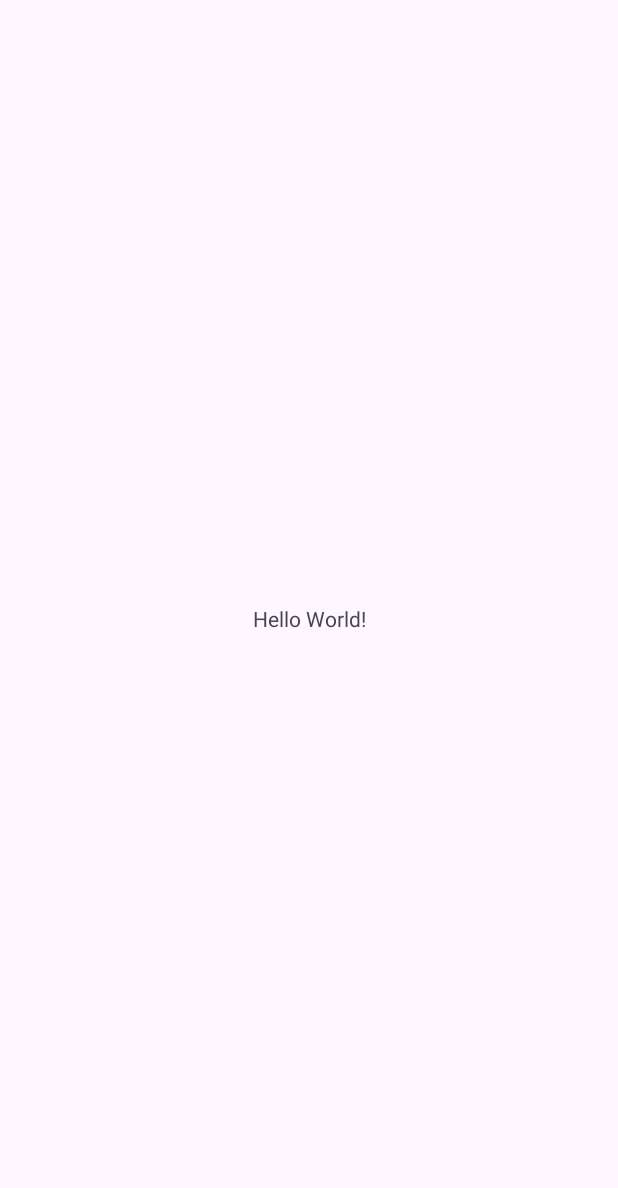
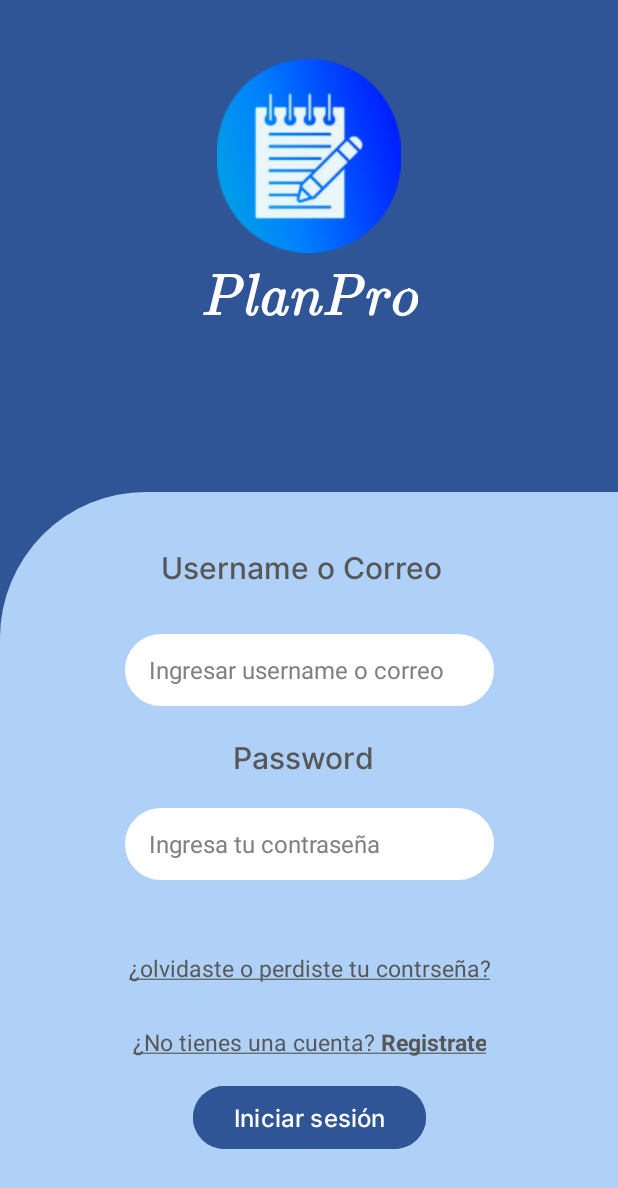
Before and after one commit to fredyslaverdem/PlanProPropio, an Android app: the screen it shows after launch (MainActivity before the commit, LoginActivity after it), on a phone screen of 412 x 824 dp. Before the commit the part shown is almost empty. Shown: the top 1188 px of the screen. Run offline under Robolectric (Android 15) with nearby library versions, the phone set to English and light mode, and no system bars.

Commit message:
Vistas login y recuperar

```diff
--- /dev/null
+++ b/app/src/main/java/com/utadeo/planpropropio/CargaActivity.kt
@@ -0,0 +1,20 @@
+package com.utadeo.planpropropio
+
+import android.content.Intent
+import android.os.Bundle
+import android.os.Handler
+import androidx.appcompat.app.AppCompatActivity
+
+class CargaActivity : AppCompatActivity() {
+    override fun onCreate(savedInstanceState: Bundle?) {
+        super.onCreate(savedInstanceState)
+        setContentView(R.layout.activity_carga)
+
+        // Configura un retraso de 3 segundos antes de ir a LoginActivity
+        Handler().postDelayed({
+            val intent = Intent(this, LoginActivity::class.java)
+            startActivity(intent)
+            finish()
+        }, 1500)
+    }
+}
--- /dev/null
+++ b/app/src/main/java/com/utadeo/planpropropio/LoginActivity.kt
@@ -0,0 +1,43 @@
+package com.utadeo.planpropropio
+
+import android.content.Intent
+import android.graphics.Typeface
+import android.os.Bundle
+import android.text.Spannable
+import android.text.SpannableString
+import android.text.style.StyleSpan
+import android.text.style.UnderlineSpan
+import android.widget.TextView
+import androidx.activity.enableEdgeToEdge
+import androidx.appcompat.app.AppCompatActivity
+
+class LoginActivity : AppCompatActivity() {
+    override fun onCreate(savedInstanceState: Bundle?) {
+        super.onCreate(savedInstanceState)
+        enableEdgeToEdge()
+        setContentView(R.layout.activity_login)
+
+        val textViewOlvidaste = findViewById<TextView>(R.id.textViewOlvidastePerdisteLogin)
+
+        val spannableStringOlvidaste = SpannableString(getString(R.string.olvidastetucontraseña))
+        spannableStringOlvidaste.setSpan(UnderlineSpan(),0, spannableStringOlvidaste.length, 0)
+        textViewOlvidaste.text = spannableStringOlvidaste
+
+        val textViewRegistro = findViewById<TextView>(R.id.textViewRegistroLogin)
+
+        val textoCompleto = "¿No tienes una cuenta? Registrate"
+        val spannableStringRegistro = SpannableString(textoCompleto)
+
+        val start = textoCompleto.indexOf("Registrate")
+        val end = start + "Registrate".length
+        spannableStringRegistro.setSpan(StyleSpan(Typeface.BOLD), start, end, Spannable.SPAN_EXCLUSIVE_EXCLUSIVE)
+        spannableStringRegistro.setSpan(UnderlineSpan(),0, spannableStringRegistro.length, 0)
+
+        textViewRegistro.text = spannableStringRegistro
+
+        textViewOlvidaste.setOnClickListener {
+            val intent = Intent(this, RecuperarActivity::class.java)
+            startActivity(intent)
+        }
+    }
+}
--- a/app/src/main/java/com/utadeo/planpropropio/MainActivity.kt
+++ /dev/null
@@ -1,20 +0,0 @@
-package com.utadeo.planpropropio
-
-import android.os.Bundle
-import androidx.activity.enableEdgeToEdge
-import androidx.appcompat.app.AppCompatActivity
-import androidx.core.view.ViewCompat
-import androidx.core.view.WindowInsetsCompat
-
-class MainActivity : AppCompatActivity() {
-    override fun onCreate(savedInstanceState: Bundle?) {
-        super.onCreate(savedInstanceState)
-        enableEdgeToEdge()
-        setContentView(R.layout.activity_main)
-        ViewCompat.setOnApplyWindowInsetsListener(findViewById(R.id.main)) { v, insets ->
-            val systemBars = insets.getInsets(WindowInsetsCompat.Type.systemBars())
-            v.setPadding(systemBars.left, systemBars.top, systemBars.right, systemBars.bottom)
-            insets
-        }
-    }
-}
--- /dev/null
+++ b/app/src/main/res/drawable/rounded_edittext.xml
@@ -0,0 +1,6 @@
+<!-- res/drawable/rounded_edittext_background.xml -->
+<shape xmlns:android="http://schemas.android.com/apk/res/android">
+    <solid android:color="#FFFFFF" />
+    <corners android:radius="155dp" />
+    <stroke android:width="1dp" android:color="#FFFFFF" />
+</shape>
--- /dev/null
+++ b/app/src/main/res/drawable/rounded_rectangle.xml
@@ -0,0 +1,6 @@
+<?xml version="1.0" encoding="utf-8"?>
+<shape xmlns:android="http://schemas.android.com/apk/res/android">
+    <solid android:color="#AFD1F8" />
+
+    <corners android:topLeftRadius="97dp" />
+</shape>
--- /dev/null
+++ b/app/src/main/res/layout-land/activity_login.xml
@@ -0,0 +1,168 @@
+<?xml version="1.0" encoding="utf-8"?>
+<androidx.constraintlayout.widget.ConstraintLayout xmlns:android="http://schemas.android.com/apk/res/android"
+    xmlns:app="http://schemas.android.com/apk/res-auto"
+    xmlns:tools="http://schemas.android.com/tools"
+    android:id="@+id/main"
+    android:layout_width="match_parent"
+    android:layout_height="match_parent"
+    android:background="#2F5596"
+    tools:context=".LoginActivity">
+
+    <ImageView
+        android:id="@+id/imageViewLogoLogin"
+        android:layout_width="137dp"
+        android:layout_height="109dp"
+        android:layout_marginTop="16dp"
+        android:contentDescription="@string/Logo"
+        android:src="@drawable/bloc_notes_2__1_"
+        app:layout_constraintEnd_toEndOf="parent"
+        app:layout_constraintHorizontal_bias="0.026"
+        app:layout_constraintStart_toStartOf="parent"
+        app:layout_constraintTop_toTopOf="parent" />
+
+    <TextView
+        android:id="@+id/textViewPlanProLogin"
+        android:layout_width="wrap_content"
+        android:layout_height="wrap_content"
+        android:layout_marginStart="18dp"
+        android:layout_marginEnd="416dp"
+        android:layout_marginBottom="37dp"
+        android:fontFamily="@font/jsmath_cmti10"
+        android:text="@string/planpro"
+        android:textColor="#FFFFFF"
+        android:textSize="40sp"
+        app:layout_constraintBottom_toTopOf="@+id/viewRectanguloLogin"
+        app:layout_constraintEnd_toEndOf="parent"
+        app:layout_constraintStart_toEndOf="@+id/imageViewLogoLogin"
+        app:layout_constraintTop_toTopOf="parent"
+        app:layout_constraintVertical_bias="0.854" />
+
+    <View
+        android:id="@+id/viewRectanguloLogin"
+        android:layout_width="match_parent"
+        android:layout_height="285dp"
+        android:background="@drawable/rounded_rectangle"
+        app:layout_constraintBottom_toBottomOf="parent"
+        app:layout_constraintStart_toStartOf="parent"
+        app:layout_constraintTop_toTopOf="parent"
+        app:layout_constraintVertical_bias="0.992" />
+
+    <TextView
+        android:id="@+id/textViewUsernameOcorreo"
+        android:layout_width="wrap_content"
+        android:layout_height="wrap_content"
+        android:fontFamily="@font/inter_medium"
+        android:text="@string/usernameocorreo"
+        android:textColor="#575757"
+        android:textSize="20sp"
+        app:layout_constraintBottom_toTopOf="@+id/editTextUserCorreoLogin"
+        app:layout_constraintEnd_toEndOf="parent"
+        app:layout_constraintHorizontal_bias="0.215"
+        app:layout_constraintStart_toStartOf="parent"
+        app:layout_constraintTop_toTopOf="@+id/viewRectanguloLogin"
+        app:layout_constraintVertical_bias="0.415" />
+
+    <EditText
+        android:id="@+id/editTextUserCorreoLogin"
+        android:layout_width="246dp"
+        android:layout_height="48dp"
+        android:background="@drawable/rounded_edittext"
+        android:hint="@string/ingresaruserocorreo"
+        android:inputType="text"
+        android:paddingStart="16dp"
+        android:paddingTop="10dp"
+        android:paddingEnd="16dp"
+        android:paddingBottom="10dp"
+        android:textColor="#000000"
+        android:textColorHint="#808080"
+        android:textSize="16sp"
+        app:layout_constraintBottom_toBottomOf="parent"
+        app:layout_constraintEnd_toEndOf="parent"
+        app:layout_constraintHorizontal_bias="0.2"
+        app:layout_constraintStart_toStartOf="parent"
+        app:layout_constraintTop_toTopOf="@+id/viewRectanguloLogin"
+        app:layout_constraintVertical_bias="0.302" />
+
+    <TextView
+        android:id="@+id/textViewPasswordLogin"
+        android:layout_width="wrap_content"
+        android:layout_height="wrap_content"
+        android:fontFamily="@font/inter_medium"
+        android:text="@string/password"
+        android:textColor="#575757"
+        android:textSize="20sp"
+        app:layout_constraintBottom_toTopOf="@+id/editTextPassword"
+        app:layout_constraintEnd_toEndOf="parent"
+        app:layout_constraintHorizontal_bias="0.743"
+        app:layout_constraintStart_toStartOf="parent"
+        app:layout_constraintTop_toTopOf="@+id/viewRectanguloLogin"
+        app:layout_constraintVertical_bias="0.509" />
+
+    <EditText
+        android:id="@+id/editTextPassword"
+        android:layout_width="246dp"
+        android:layout_height="48dp"
+        android:autofillHints="Password"
+        android:background="@drawable/rounded_edittext"
+        android:hint="@string/ingresa_tu_contraseña"
+        android:inputType="textPassword"
+        android:paddingStart="16dp"
+        android:paddingTop="10dp"
+        android:paddingEnd="16dp"
+        android:paddingBottom="10dp"
+        android:textColor="#000000"
+        android:textColorHint="#808080"
+        android:textSize="16sp"
+        app:layout_constraintBottom_toBottomOf="parent"
+        app:layout_constraintEnd_toEndOf="parent"
+        app:layout_constraintHorizontal_bias="0.8"
+        app:layout_constraintStart_toStartOf="parent"
+        app:layout_constraintTop_toTopOf="@+id/viewRectanguloLogin"
+        app:layout_constraintVertical_bias="0.302" />
+
+    <Button
+        android:id="@+id/buttonIniciarSesionLogin"
+        android:layout_width="155dp"
+        android:layout_height="50dp"
+        android:backgroundTint="#2F5596"
+        android:fontFamily="@font/inter_medium"
+        android:text="@string/iniciarsesion"
+        android:textColor="#FFFFFF"
+        android:textSize="16sp"
+        app:layout_constraintBottom_toBottomOf="@+id/viewRectanguloLogin"
+        app:layout_constraintEnd_toEndOf="@+id/viewRectanguloLogin"
+        app:layout_constraintStart_toStartOf="@+id/viewRectanguloLogin"
+        app:layout_constraintTop_toTopOf="@+id/viewRectanguloLogin" />
+
+    <TextView
+        android:id="@+id/textViewOlvidastePerdisteLogin"
+        android:layout_width="wrap_content"
+        android:layout_height="48dp"
+        android:clickable="true"
+        android:focusable="true"
+        android:gravity="center"
+        android:text="@string/olvidastetucontraseña"
+        android:textColor="#575757"
+        android:textSize="15sp"
+        app:layout_constraintBottom_toBottomOf="@+id/viewRectanguloLogin"
+        app:layout_constraintEnd_toEndOf="parent"
+        app:layout_constraintStart_toStartOf="parent"
+        app:layout_constraintTop_toBottomOf="@+id/buttonIniciarSesionLogin"
+        app:layout_constraintVertical_bias="0.0" />
+
+    <TextView
+        android:id="@+id/textViewRegistroLogin"
+        android:layout_width="wrap_content"
+        android:layout_height="48dp"
+        android:layout_marginTop="4dp"
+        android:clickable="true"
+        android:focusable="true"
+        android:gravity="center"
+        android:textColor="#575757"
+        android:textSize="15sp"
+        app:layout_constraintBottom_toBottomOf="@+id/viewRectanguloLogin"
+        app:layout_constraintEnd_toEndOf="@+id/viewRectanguloLogin"
+        app:layout_constraintStart_toStartOf="@+id/viewRectanguloLogin"
+        app:layout_constraintTop_toBottomOf="@+id/textViewOlvidastePerdisteLogin" />
+
+</androidx.constraintlayout.widget.ConstraintLayout>
--- /dev/null
+++ b/app/src/main/res/layout-land/activity_recuperar.xml
@@ -0,0 +1,6 @@
+<?xml version="1.0" encoding="utf-8"?>
+<androidx.constraintlayout.widget.ConstraintLayout xmlns:android="http://schemas.android.com/apk/res/android"
+    android:layout_width="match_parent"
+    android:layout_height="match_parent">
+
+</androidx.constraintlayout.widget.ConstraintLayout>
--- /dev/null
+++ b/app/src/main/res/layout/activity_login.xml
@@ -0,0 +1,164 @@
+<?xml version="1.0" encoding="utf-8"?>
+<androidx.constraintlayout.widget.ConstraintLayout xmlns:android="http://schemas.android.com/apk/res/android"
+    xmlns:app="http://schemas.android.com/apk/res-auto"
+    xmlns:tools="http://schemas.android.com/tools"
+    android:id="@+id/main"
+    android:layout_width="match_parent"
+    android:layout_height="match_parent"
+    android:background="#2F5596"
+    tools:context=".LoginActivity">
+
+
+    <ImageView
+        android:id="@+id/imageViewLogoLogin"
+        android:layout_width="137dp"
+        android:layout_height="129dp"
+        android:layout_marginTop="39dp"
+        android:contentDescription="@string/Logo"
+        android:src="@drawable/bloc_notes_2__1_"
+        app:layout_constraintEnd_toEndOf="parent"
+        app:layout_constraintStart_toStartOf="parent"
+        app:layout_constraintTop_toTopOf="parent" />
+
+    <TextView
+        android:id="@+id/textViewPlanProLogin"
+        android:layout_width="wrap_content"
+        android:layout_height="wrap_content"
+        android:layout_marginTop="179dp"
+        android:fontFamily="@font/jsmath_cmti10"
+        android:text="@string/planpro"
+        android:textColor="#FFFFFF"
+        android:textSize="40sp"
+        app:layout_constraintEnd_toEndOf="parent"
+        app:layout_constraintStart_toStartOf="parent"
+        app:layout_constraintTop_toTopOf="parent" />
+
+    <View
+        android:id="@+id/viewRectanguloLogin"
+        android:layout_width="match_parent"
+        android:layout_height="496dp"
+        android:background="@drawable/rounded_rectangle"
+        app:layout_constraintBottom_toBottomOf="parent"
+        app:layout_constraintStart_toStartOf="parent"
+        app:layout_constraintTop_toTopOf="parent"
+        app:layout_constraintVertical_bias="1.0" />
+
+    <TextView
+        android:id="@+id/textViewUsernameOcorreo"
+        android:layout_width="198dp"
+        android:layout_height="31dp"
+        android:fontFamily="@font/inter_medium"
+        android:text="@string/usernameocorreo"
+        android:textColor="#575757"
+        android:textSize="20sp"
+        app:layout_constraintBottom_toBottomOf="parent"
+        app:layout_constraintEnd_toEndOf="parent"
+        app:layout_constraintStart_toStartOf="parent"
+        app:layout_constraintTop_toTopOf="@+id/viewRectanguloLogin"
+        app:layout_constraintVertical_bias="0.077" />
+
+    <EditText
+        android:id="@+id/editTextUserCorreoLogin"
+        android:layout_width="246dp"
+        android:layout_height="48dp"
+        android:autofillHints="example@email.com"
+        android:background="@drawable/rounded_edittext"
+        android:hint="@string/ingresaruserocorreo"
+        android:inputType="text"
+        android:paddingStart="16dp"
+        android:paddingTop="10dp"
+        android:paddingEnd="16dp"
+        android:paddingBottom="10dp"
+        android:textColor="#000000"
+        android:textColorHint="#808080"
+        android:textSize="16sp"
+        app:layout_constraintBottom_toBottomOf="parent"
+        app:layout_constraintEnd_toEndOf="parent"
+        app:layout_constraintStart_toStartOf="parent"
+        app:layout_constraintTop_toTopOf="@+id/viewRectanguloLogin"
+        app:layout_constraintVertical_bias="0.211" />
+
+
+    <EditText
+        android:id="@+id/editTextPassword"
+        android:layout_width="246dp"
+        android:layout_height="48dp"
+        android:autofillHints="Password"
+        android:background="@drawable/rounded_edittext"
+        android:hint="@string/ingresa_tu_contraseña"
+        android:importantForAccessibility="yes"
+        android:inputType="textPassword"
+        android:paddingStart="16dp"
+        android:paddingTop="10dp"
+        android:paddingEnd="16dp"
+        android:paddingBottom="10dp"
+        android:textColor="#000000"
+        android:textColorHint="#808080"
+        android:textSize="16sp"
+        app:layout_constraintBottom_toBottomOf="@+id/viewRectanguloLogin"
+        app:layout_constraintEnd_toEndOf="parent"
+        app:layout_constraintStart_toStartOf="parent"
+        app:layout_constraintTop_toBottomOf="@+id/editTextUserCorreoLogin"
+        app:layout_constraintVertical_bias="0.222" />
+
+    <TextView
+        android:id="@+id/textViewPasswordLogin"
+        android:layout_width="102dp"
+        android:layout_height="25dp"
+        android:fontFamily="@font/inter_medium"
+        android:text="@string/password"
+        android:textColor="#575757"
+        android:textSize="20sp"
+        app:layout_constraintBottom_toTopOf="@+id/editTextPassword"
+        app:layout_constraintEnd_toEndOf="parent"
+        app:layout_constraintStart_toStartOf="parent"
+        app:layout_constraintTop_toBottomOf="@+id/editTextUserCorreoLogin"
+        app:layout_constraintVertical_bias="0.463" />
+
+    <Button
+        android:id="@+id/buttonIniciarSesionLogin"
+        android:layout_width="155dp"
+        android:layout_height="50dp"
+        android:backgroundTint="#2F5596"
+        android:fontFamily="@font/inter_medium"
+        android:text="@string/iniciarsesion"
+        android:textColor="#FFFFFF"
+        android:textSize="16sp"
+        app:layout_constraintBottom_toBottomOf="@+id/viewRectanguloLogin"
+        app:layout_constraintEnd_toEndOf="parent"
+        app:layout_constraintStart_toStartOf="parent"
+        app:layout_constraintTop_toBottomOf="@+id/editTextPassword"
+        app:layout_constraintVertical_bias="0.712" />
+
+    <TextView
+        android:id="@+id/textViewOlvidastePerdisteLogin"
+        android:layout_width="wrap_content"
+        android:layout_height="48dp"
+        android:clickable="true"
+        android:focusable="true"
+        android:gravity="center"
+        android:text="@string/olvidastetucontraseña"
+        android:textColor="#575757"
+        android:textSize="15sp"
+        app:layout_constraintBottom_toTopOf="@+id/buttonIniciarSesionLogin"
+        app:layout_constraintEnd_toEndOf="parent"
+        app:layout_constraintStart_toStartOf="parent"
+        app:layout_constraintTop_toBottomOf="@+id/editTextPassword"
+        app:layout_constraintVertical_bias="0.406" />
+
+    <TextView
+        android:id="@+id/textViewRegistroLogin"
+        android:layout_width="wrap_content"
+        android:layout_height="48dp"
+        android:clickable="true"
+        android:focusable="true"
+        android:gravity="center"
+        android:textColor="#575757"
+        android:textSize="15sp"
+        app:layout_constraintBottom_toTopOf="@+id/buttonIniciarSesionLogin"
+        app:layout_constraintEnd_toEndOf="parent"
+        app:layout_constraintStart_toStartOf="parent"
+        app:layout_constraintTop_toBottomOf="@+id/textViewOlvidastePerdisteLogin" />
+
+
+</androidx.constraintlayout.widget.ConstraintLayout>
--- a/app/src/main/res/layout/activity_main.xml
+++ /dev/null
@@ -1,19 +0,0 @@
-<?xml version="1.0" encoding="utf-8"?>
-<androidx.constraintlayout.widget.ConstraintLayout xmlns:android="http://schemas.android.com/apk/res/android"
-    xmlns:app="http://schemas.android.com/apk/res-auto"
-    xmlns:tools="http://schemas.android.com/tools"
-    android:id="@+id/main"
-    android:layout_width="match_parent"
-    android:layout_height="match_parent"
-    tools:context=".MainActivity">
-
-    <TextView
-        android:layout_width="wrap_content"
-        android:layout_height="wrap_content"
-        android:text="Hello World!"
-        app:layout_constraintBottom_toBottomOf="parent"
-        app:layout_constraintEnd_toEndOf="parent"
-        app:layout_constraintStart_toStartOf="parent"
-        app:layout_constraintTop_toTopOf="parent" />
-
-</androidx.constraintlayout.widget.ConstraintLayout>
--- a/app/src/main/res/values/strings.xml
+++ b/app/src/main/res/values/strings.xml
@@ -1,3 +1,16 @@
 <resources>
     <string name="app_name">PlanProPropio</string>
+    <string name="Logo">Logo de la app</string>
+    <string name="Loading">Loading...</string>
+    <string name="planpro">PlanPro</string>
+    <string name="usernameocorreo">Username o Correo</string>
+    <string name="ingresaruserocorreo">Ingresar username o correo</string>
+    <string name="password">Password</string>
+    <string name="ingresa_tu_contraseña">Ingresa tu contraseña</string>
+    <string name="iniciarsesion">Iniciar sesión</string>
+    <string name="olvidastetucontraseña">¿olvidaste o perdiste tu contrseña?</string>
+    <string name="recuperarcontraseña">RECUPERAR CONTRSEÑA</string>
+    <string name="correo">Correo</string>
+    <string name="ingresarcorreo">Ingresar correo</string>
+    <string name="enviar">Enviar</string>
 </resources>
```
Also changed, not shown: app/src/main/AndroidManifest.xml (+5 -2 lines), app/src/main/java/com/utadeo/planpropropio/RecuperarActivity.kt (added, +30 -0 lines), app/src/main/res/layout/activity_carga.xml (added, +37 -0 lines), app/src/main/res/layout/activity_recuperar.xml (added, +127 -0 lines), app/src/main/res/drawable/bloc_notes_2__1_.png (added), app/src/main/res/font/hermeneusone_regular.ttf (added), app/src/main/res/font/inter_medium.ttf (added), app/src/main/res/font/inter_thin.ttf (added), app/src/main/res/font/jsmath_cmti10.ttf (added).
